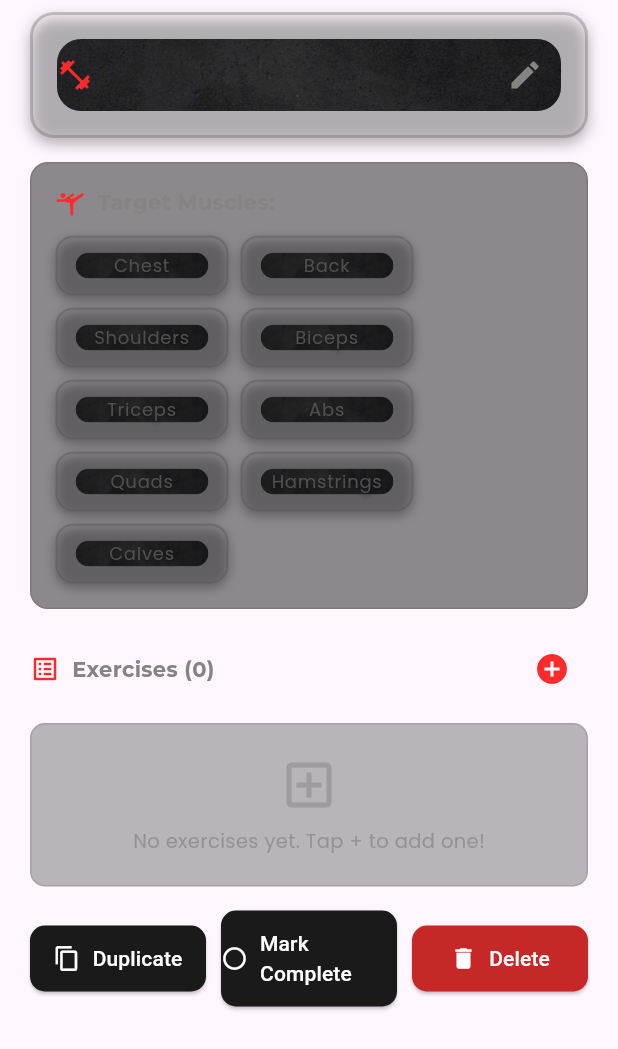
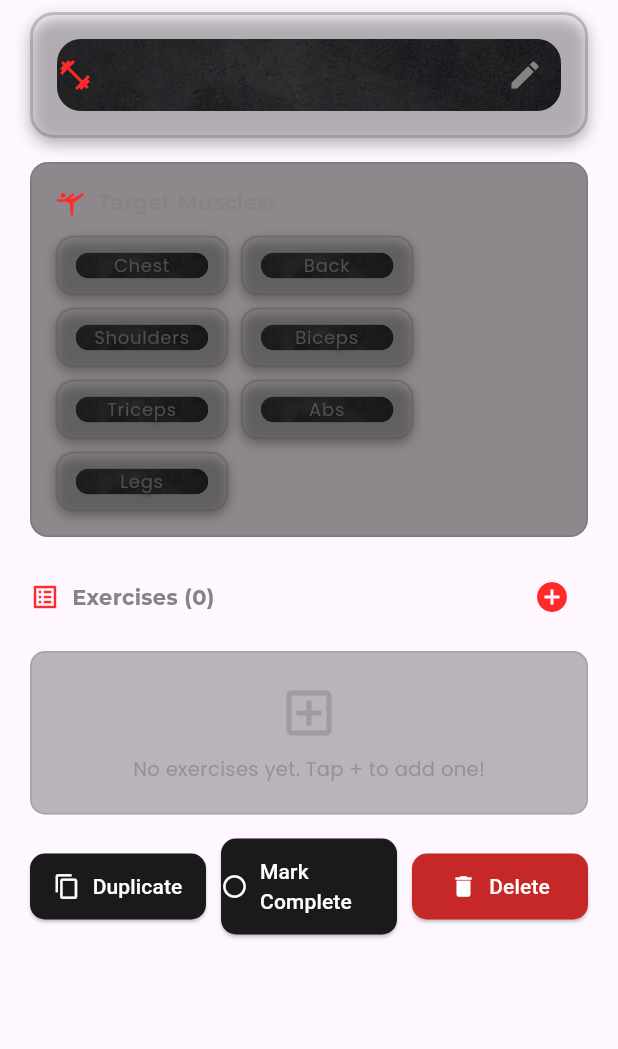
Before and after one commit to danielAdrah/DanielFit, a Flutter app: the ExerciseTimelineTile widget shown alone on an empty page, opened directly with empty values, on a phone screen of 412 x 824 dp. Shown: the top 1049 px of the screen. Run offline on Flutter 3.47's test engine with Material 3 defaults, Android fonts, the light colour scheme and no system bars; our stand-ins replace animate_do, equatable, fl_chart, flutter_bloc, flutter_slidable, get and 5 more; accounts and stored records are empty.

Commit message:
some adjustment in the ui and workflow

```diff
--- a/lib/features/workoutplans/pages/plan_detail.dart
+++ b/lib/features/workoutplans/pages/plan_detail.dart
@@ -261,7 +261,7 @@ class _PlanDetailState extends State<PlanDetail> {
                                     child: TrainigDaysTille(
                                       muscles: day.dayName,
                                       //display the number of exercises for each day.
-                                      days: day.targetMuscles.length.toString(),
+                                      days: "${index + 1}",
                                       width: width,
                                       height: height,
                                     ),
--- a/lib/features/workoutplans/pages/workout_calendar_page.dart
+++ b/lib/features/workoutplans/pages/workout_calendar_page.dart
@@ -55,10 +55,6 @@ class _WorkoutCalendarPageState extends State<WorkoutCalendarPage> {
 
   String _formatDate(DateTime date) {
     return '${date.year}/${date.month.toString().padLeft(2, '0')}/${date.day.toString().padLeft(2, '0')}';
-  }
-
-  String _formatTime(DateTime dateTime) {
-    return '${dateTime.hour.toString().padLeft(2, '0')}:${dateTime.minute.toString().padLeft(2, '0')}';
   }
 
   WorkoutScheduleEntry? _findEntryForAppointment(Appointment event) {
@@ -251,7 +247,7 @@ class _WorkoutCalendarPageState extends State<WorkoutCalendarPage> {
                               margin: EdgeInsets.all(20),
                               padding: EdgeInsets.all(15),
                               decoration: BoxDecoration(
-                                color: Colors.black.withOpacity(0.3),
+                                color: Colors.black.withOpacity(0.15),
                                 borderRadius: BorderRadius.circular(24),
                               ),
                             ),
--- a/lib/features/workoutplans/widgets/exercise_timeline_tile.dart
+++ b/lib/features/workoutplans/widgets/exercise_timeline_tile.dart
@@ -335,19 +335,9 @@ class _ExerciseTimelineTileState extends State<ExerciseTimelineTile> {
                 onTap: () => _updateTargetMuscles('Abs'),
               ),
               MuscleChip(
-                muscleName: 'Quads',
-                isSelected: widget.day.targetMuscles.contains('Quads'),
-                onTap: () => _updateTargetMuscles('Quads'),
-              ),
-              MuscleChip(
-                muscleName: 'Hamstrings',
-                isSelected: widget.day.targetMuscles.contains('Hamstrings'),
-                onTap: () => _updateTargetMuscles('Hamstrings'),
-              ),
-              MuscleChip(
-                muscleName: 'Calves',
-                isSelected: widget.day.targetMuscles.contains('Calves'),
-                onTap: () => _updateTargetMuscles('Calves'),
+                muscleName: 'Legs',
+                isSelected: widget.day.targetMuscles.contains('Legs'),
+                onTap: () => _updateTargetMuscles('Legs'),
               ),
             ],
           ),
```
Also changed, not shown: lib/features/workoutplans/widgets/training_day_tile.dart (+47 -2 lines).
